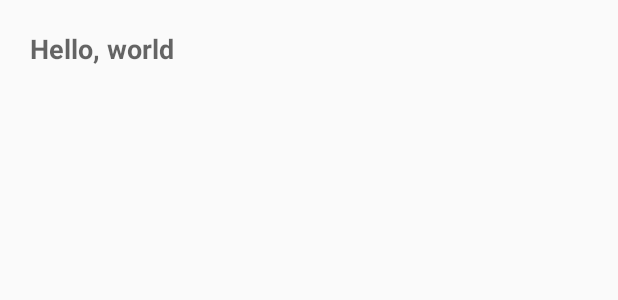
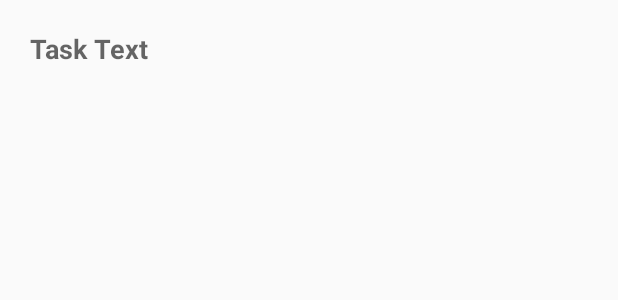
Before and after one commit to Pr1mary/pinned_todo, an Android app: the layout task_list_layout.xml on its own in the app's theme, with its tools: preview values and no code run, on a phone screen of 412 x 824 dp. Shown: the top 300 px of the screen. Run offline under Robolectric (Android 15) with nearby library versions, the phone set to English and light mode, and no system bars.

Commit message:
test changes
test changes

```diff
--- a/app/src/main/res/layout/task_list_layout.xml
+++ b/app/src/main/res/layout/task_list_layout.xml
@@ -3,7 +3,7 @@
     xmlns:android="http://schemas.android.com/apk/res/android"
     android:layout_width="match_parent"
     android:layout_height="match_parent"
-    android:text="Hello, world"
+    android:text="Task Text"
     android:padding="20dp"
     android:textAppearance="@style/TextAppearance.AppCompat.Medium"
     android:textStyle="bold">
```
